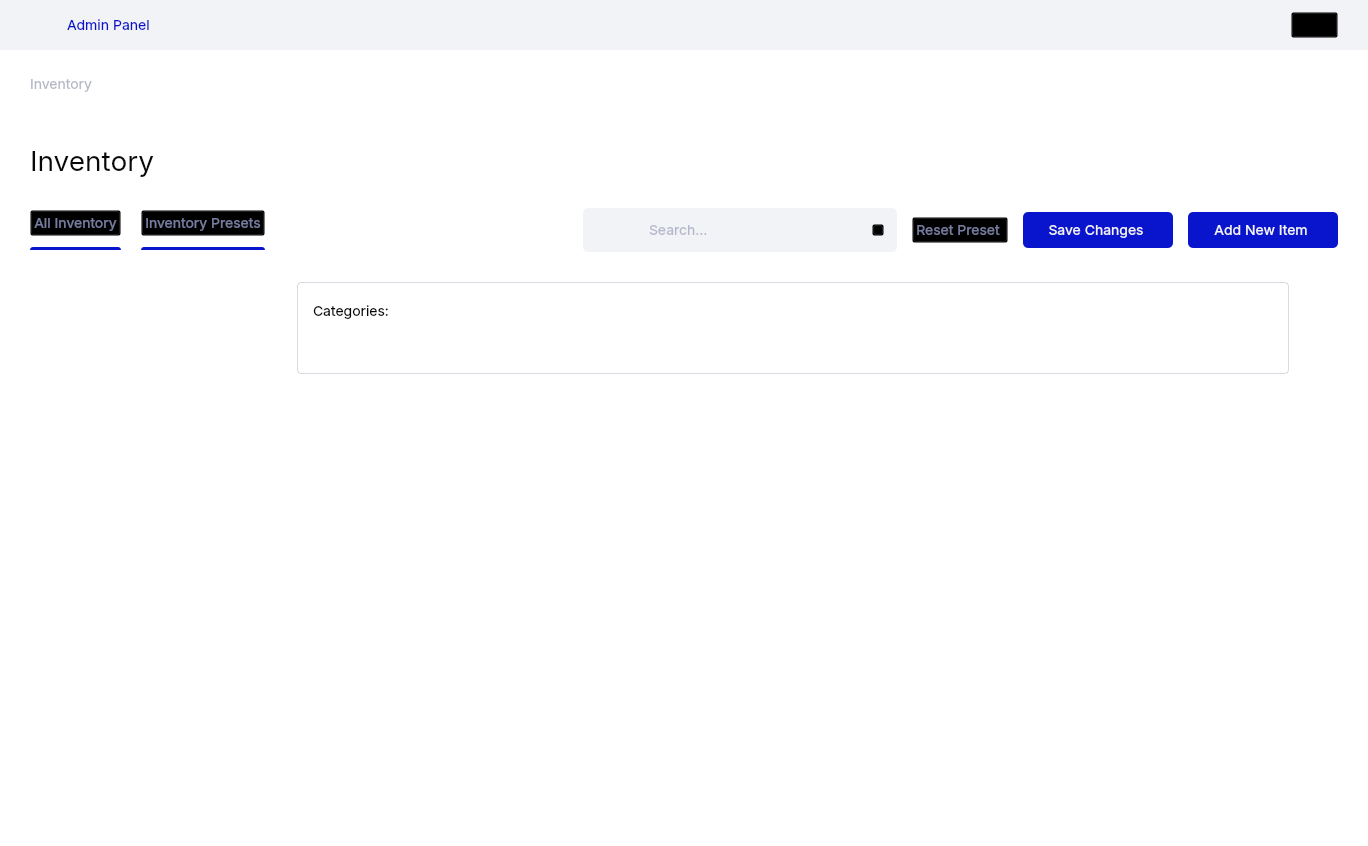
Qt form resources/main_window.ui (dmitry-vokhmin/Moving_Calc_GUI) before a commit.
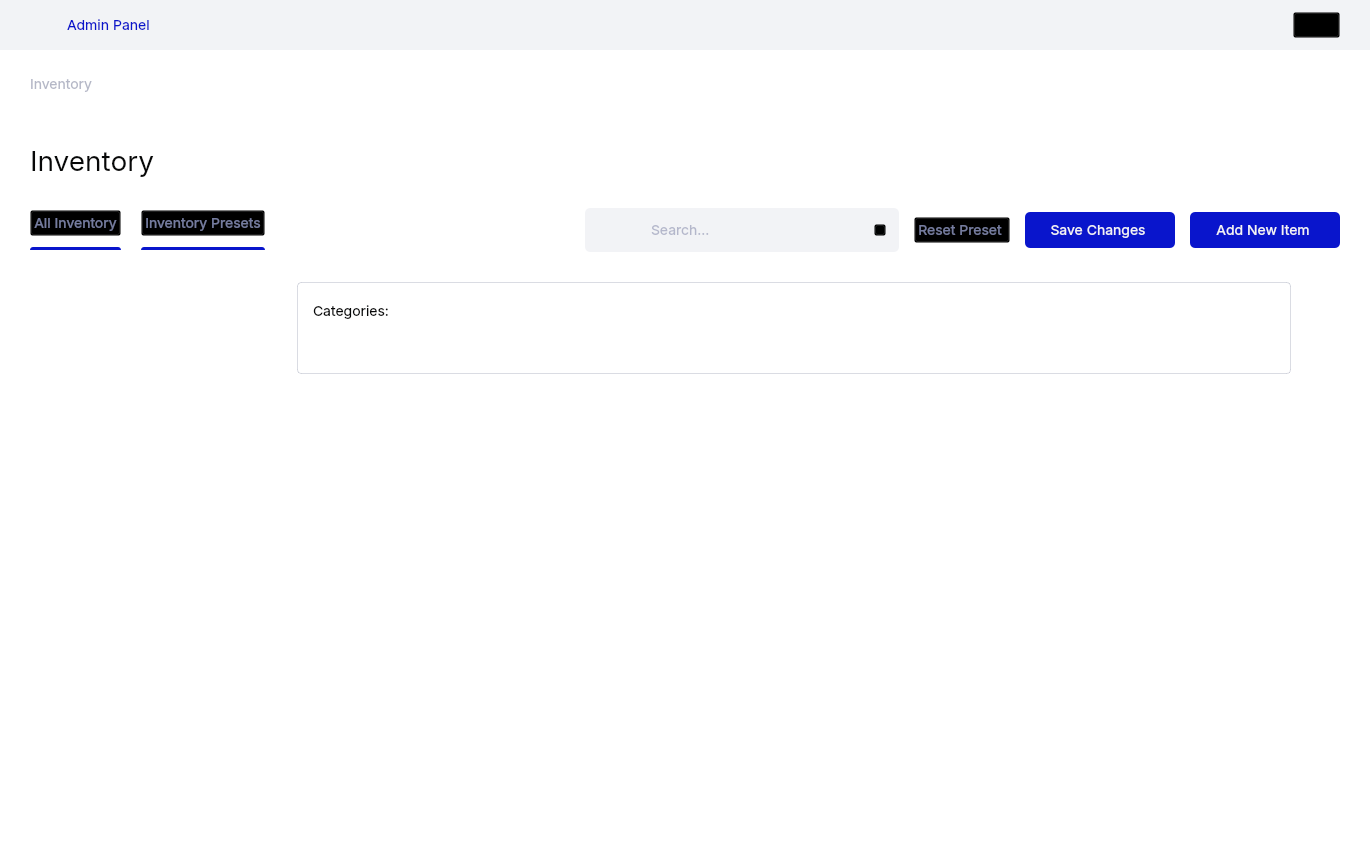
The same form after that commit. The open tabs and pages were chosen to show the change. Icons and pictures are not drawn.

Diff of the .ui file:
```diff
--- a/resources/main_window.ui
+++ b/resources/main_window.ui
@@ -6,8 +6,8 @@
    <rect>
     <x>0</x>
     <y>0</y>
-    <width>1368</width>
-    <height>846</height>
+    <width>1370</width>
+    <height>850</height>
    </rect>
   </property>
   <property name="minimumSize">
@@ -44,6 +44,32 @@
 QScrollBar::add-line:vertical {
 	border: none;
 	background-color: transparent;
+}
+
+/* horizontal SCROLLBAR */
+ QScrollBar:horizontal {
+	border: none;
+    height: 10px;
+	border-radius: 0px;
+ }
+
+/*  HANDLE BAR horizontal */
+QScrollBar::handle:horizontal {	
+	background: rgba(181, 184, 199, 0.5);
+	min-width: 30px;
+	border-radius: 2px;
+}
+
+/* BTN TOP - SCROLLBAR */
+QScrollBar::sub-line:horizontal {
+	border: none;
+	background-color: transparent;
+}
+
+/* BTN BOTTOM - SCROLLBAR */
+QScrollBar::add-line:horizontal {
+	border: none;
+	background-color: transparent;
 }</string>
   </property>
   <widget class="QWidget" name="centralwidget">
@@ -8811,8 +8837,8 @@
                           <rect>
                            <x>0</x>
                            <y>0</y>
-                           <width>100</width>
-                           <height>30</height>
+                           <width>217</width>
+                           <height>570</height>
                           </rect>
                          </property>
                          <layout class="QVBoxLayout" name="inventory_room_layout_2">
@@ -9080,8 +9106,8 @@
                          <rect>
                           <x>0</x>
                           <y>0</y>
-                          <width>100</width>
-                          <height>30</height>
+                          <width>994</width>
+                          <height>448</height>
                          </rect>
                         </property>
                         <layout class="QVBoxLayout" name="inventory_content_scroll_layout">
```
Left out of the diff: 32 changed lines with no effect on the pictures.
